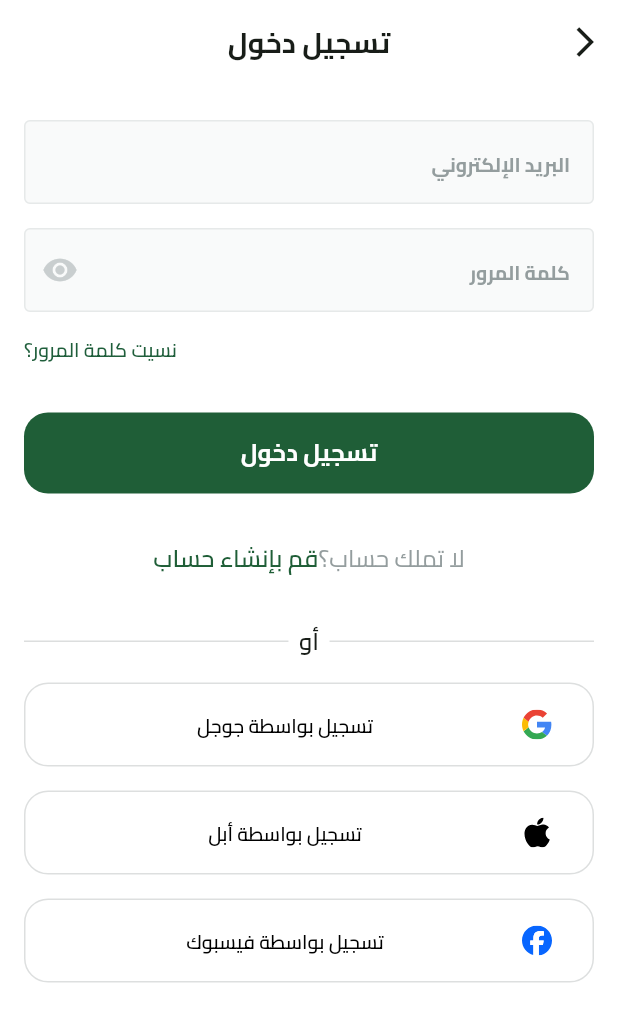
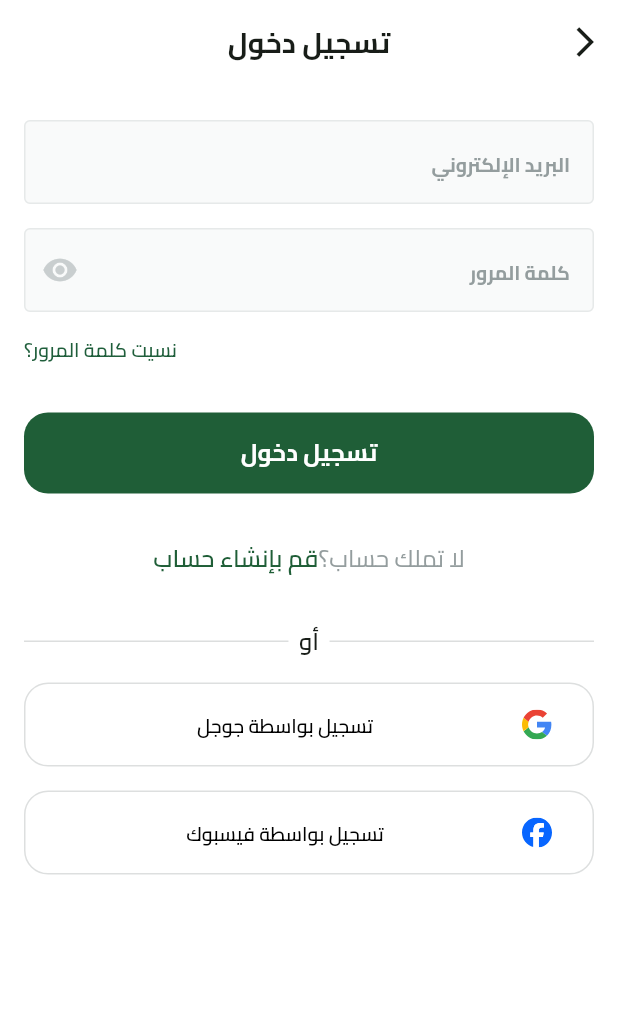
Before and after one commit to Abdelrahmanmagdy19/Fruits_Hub, a Flutter app: the SigninView screen opened by its route, on a phone screen of 412 x 824 dp. Shown: the top 1022 px of the screen. Run offline on Flutter 3.47's test engine with Material 3 defaults, Android fonts, the phone set to English and light mode, and no system bars; drawn by our look-alikes of modal_progress_hud_nsn; our stand-ins replace bloc, dartz, dots_indicator, firebase_auth, firebase_core, flutter_bloc and 4 more; missing offline and left inert: flutter_facebook_auth; accounts and stored records are empty.

Commit message:
feat: Update login view to conditionally display Apple login button on iOS

```diff
--- a/lib/features/auth/widgets/login_view_body.dart
+++ b/lib/features/auth/widgets/login_view_body.dart
@@ -1,3 +1,5 @@
+import 'dart:io';
+
 import 'package:flutter/material.dart';
 import 'package:flutter_bloc/flutter_bloc.dart';
 import 'package:furits_ecommerce_app/constants.dart';
@@ -89,12 +91,18 @@ class _SigninViewBodyState extends State<SigninViewBody> {
                 text: 'تسجيل بواسطة جوجل',
               ),
               SizedBox(height: 16),
+              Platform.isIOS
+                  ? Column(
+                      children: [
                         SocialLoginButton(
                           onPressed: () {},
                           iconPath: Assets.imagesAppleIcon,
                           text: 'تسجيل بواسطة أبل',
                         ),
                         SizedBox(height: 16),
+                      ],
+                    )
+                  : SizedBox(),
               SocialLoginButton(
                 onPressed: () {
                   context.read<SigninCubit>().signInWithFacebook();
```
Lines whose indentation alone changed are shown as unchanged.
